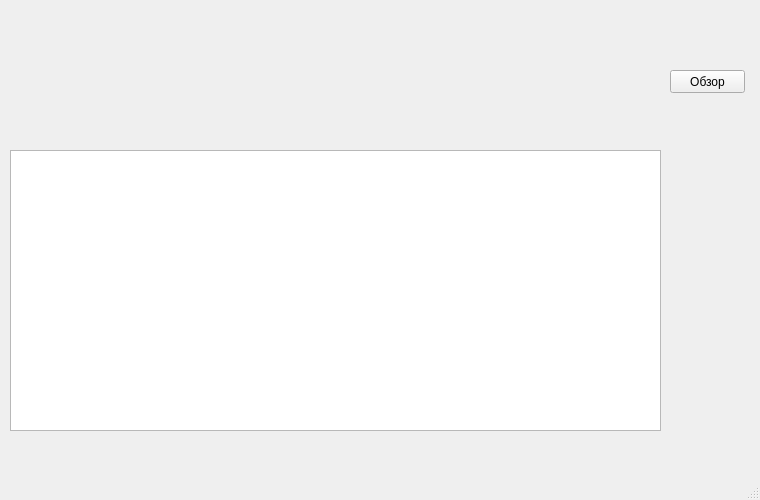
Before: the Qt Designer form gui.ui in DrZugrik/Open-Spectrum, drawn with Qt 5.
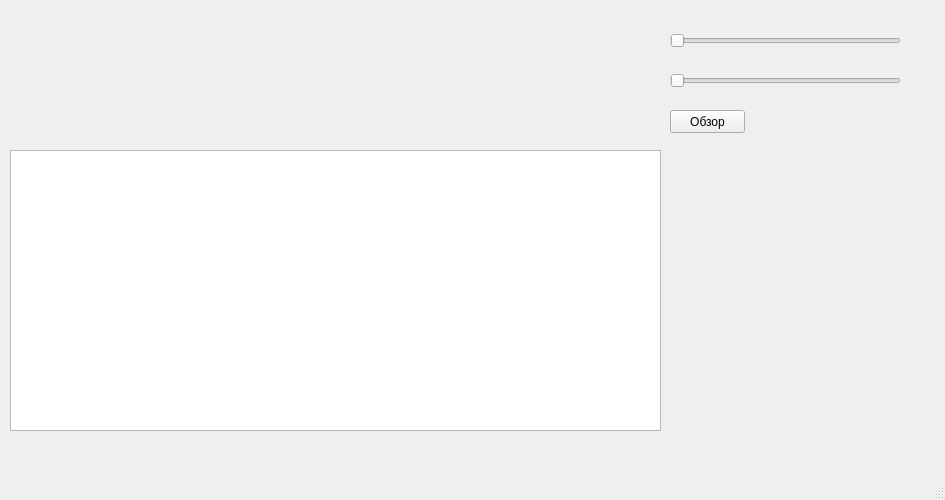
After: the same form once the commit is applied.

```diff
--- a/gui.ui
+++ b/gui.ui
@@ -6,7 +6,7 @@
    <rect>
     <x>0</x>
     <y>0</y>
-    <width>760</width>
+    <width>945</width>
     <height>500</height>
    </rect>
   </property>
@@ -43,7 +43,7 @@
     <property name="geometry">
      <rect>
       <x>670</x>
-      <y>70</y>
+      <y>110</y>
       <width>75</width>
       <height>23</height>
      </rect>
@@ -71,6 +71,32 @@
      <set>Qt::AlignCenter</set>
     </property>
    </widget>
+   <widget class="QSlider" name="horizontalSlider">
+    <property name="geometry">
+     <rect>
+      <x>670</x>
+      <y>30</y>
+      <width>231</width>
+      <height>22</height>
+     </rect>
+    </property>
+    <property name="orientation">
+     <enum>Qt::Horizontal</enum>
+    </property>
+   </widget>
+   <widget class="QSlider" name="horizontalSlider_2">
+    <property name="geometry">
+     <rect>
+      <x>670</x>
+      <y>70</y>
+      <width>231</width>
+      <height>22</height>
+     </rect>
+    </property>
+    <property name="orientation">
+     <enum>Qt::Horizontal</enum>
+    </property>
+   </widget>
   </widget>
   <widget class="QMenuBar" name="menubar">
    <property name="geometry">
```
Left out of the diff: 2 changed lines with no effect on the pictures.
